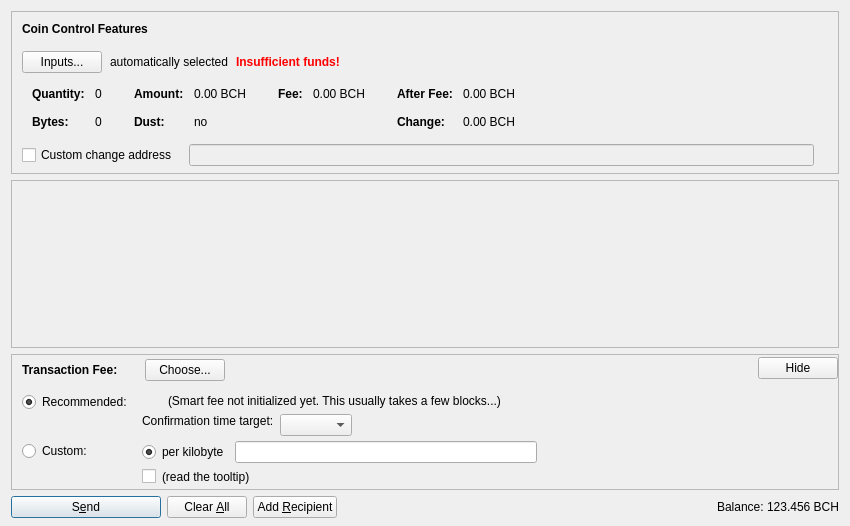
The window that src/qt/forms/sendcoinsdialog.ui (bitfinitechain/bitfinite-core) describes before a commit, drawn with Qt 5.
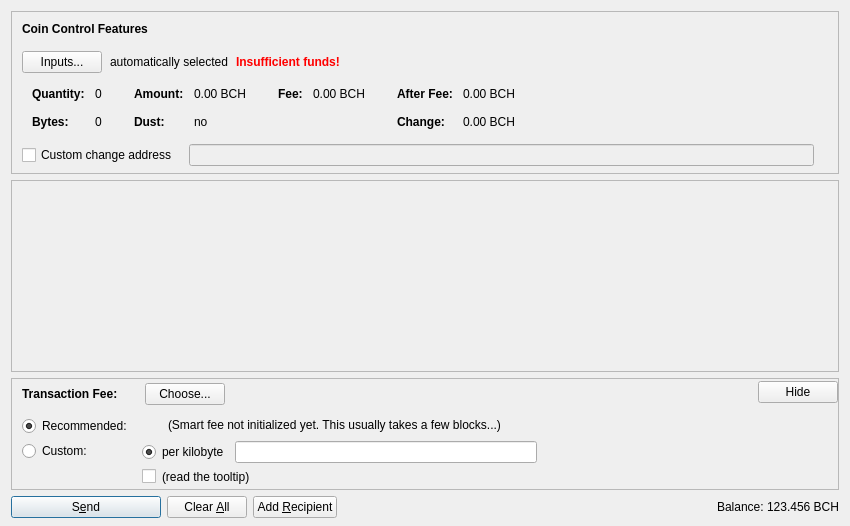
The same window after the commit. Icons and pictures are not drawn. Custom widgets are drawn as their Qt base class.

Commit message:
Removed unused confirmation target dropdown from the UI
Summary: Confirmation targets do not affect tx fees, so having this on the UI is useless at best and confusing at worst.  I'm also removing confirmation targets from txmempool::estimateFee's API in D2614, so there is no plan to use this in the future.

Test Plan:
ninja check
test_runner.py
bitcoin-qt
{F3486865}

Reviewers: deadalnix, Fabien, #bitcoin_abc

Reviewed By: Fabien, #bitcoin_abc

Subscribers: teamcity, schancel

```diff
--- a/src/qt/forms/sendcoinsdialog.ui
+++ b/src/qt/forms/sendcoinsdialog.ui
@@ -1011,67 +1011,6 @@
                  </item>
                 </layout>
                </item>
-               <item>
-                <layout class="QHBoxLayout" name="horizontalLayoutFee9">
-                 <item>
-                  <layout class="QVBoxLayout" name="verticalLayoutFee6">
-                   <item>
-                    <widget class="QLabel" name="labelSmartFee3">
-                     <property name="text">
-                      <string>Confirmation time target:</string>
-                     </property>
-                     <property name="margin">
-                      <number>2</number>
-                     </property>
-                    </widget>
-                   </item>
-                   <item>
-                    <spacer name="verticalSpacer_3">
-                     <property name="orientation">
-                      <enum>Qt::Vertical</enum>
-                     </property>
-                     <property name="sizeHint" stdset="0">
-                      <size>
-                       <width>1</width>
-                       <height>1</height>
-                      </size>
-                     </property>
-                    </spacer>
-                   </item>
-                  </layout>
-                 </item>
-                 <item>
-                  <layout class="QVBoxLayout" name="verticalLayoutFee5">
-                   <property name="rightMargin">
-                    <number>30</number>
-                   </property>
-                   <item>
-                    <layout class="QHBoxLayout" name="horizontalLayoutConfTarget">
-                     <property name="bottomMargin">
-                      <number>0</number>
-                     </property>
-                     <item>
-                      <widget class="QComboBox" name="confTargetSelector"/>
-                     </item>
-                     <item>
-                      <spacer name="horizontalSpacerConfTarget">
-                       <property name="orientation">
-                        <enum>Qt::Horizontal</enum>
-                       </property>
-                       <property name="sizeHint" stdset="0">
-                        <size>
-                         <width>40</width>
-                         <height>20</height>
-                        </size>
-                       </property>
-                      </spacer>
-                     </item>
-                    </layout>
-                   </item>
-                  </layout>
-                 </item>
-                </layout>
-               </item>
                <item>
                 <spacer name="verticalSpacer_4">
                  <property name="orientation">
```
The commit also changes 1 other file.
